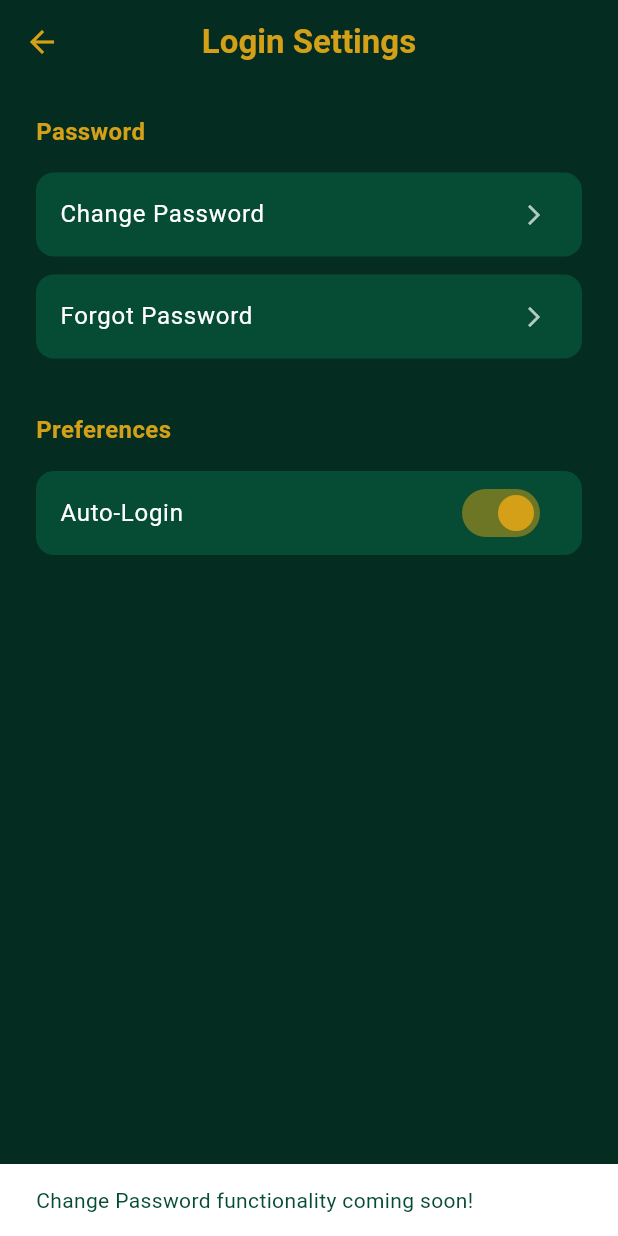
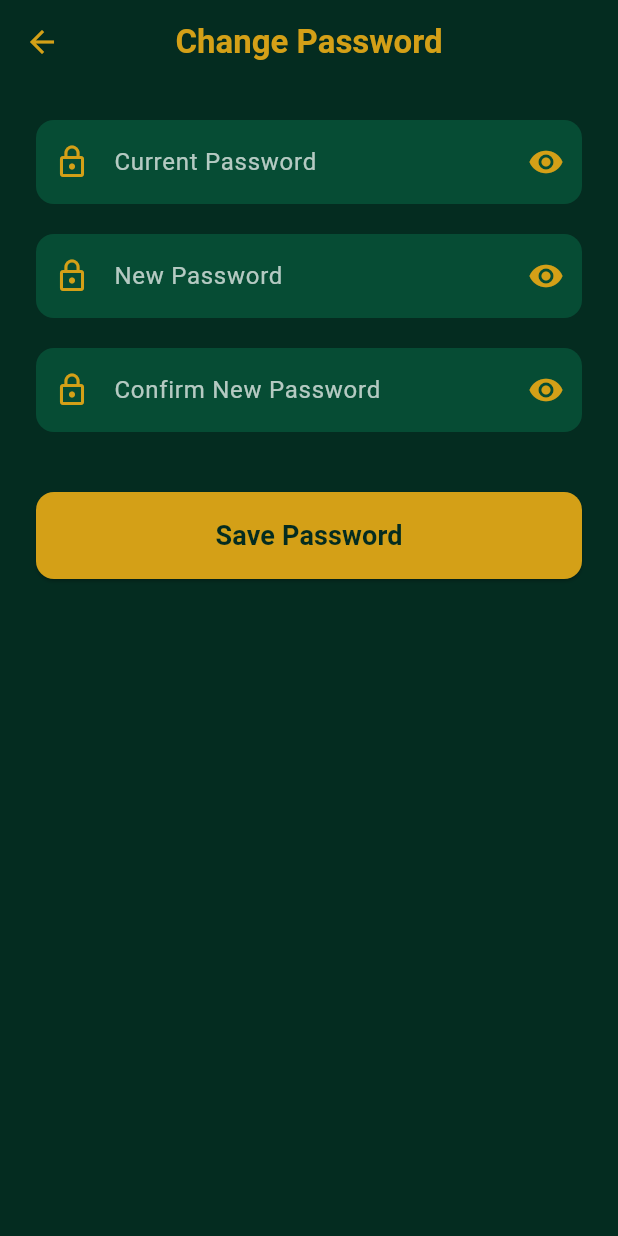
Before and after one commit to ufedoabdul4-coder/Picnic-pal-master-old, a Flutter app: the LoginSettingsScreen screen opened directly, after a tap on "Change Password", on a phone screen of 412 x 824 dp. Run offline on Flutter 3.47's test engine with Material 3 defaults, Android fonts, the phone set to English and light mode, and no system bars; our stand-ins replace flutter_map, flutter_secure_storage, image_picker, latlong2, permission_handler, shared_preferences; missing offline and left inert: audio_waveforms; accounts and stored records are empty.

Commit message:
add change email and change password functionality with verification process

```diff
--- /dev/null
+++ b/lib/change_password_screen.dart
@@ -0,0 +1,155 @@
+import 'package:flutter/material.dart';
+
+class ChangePasswordScreen extends StatefulWidget {
+  const ChangePasswordScreen({super.key});
+
+  @override
+  State<ChangePasswordScreen> createState() => _ChangePasswordScreenState();
+}
+
+class _ChangePasswordScreenState extends State<ChangePasswordScreen> {
+  final _formKey = GlobalKey<FormState>();
+  final _currentPasswordController = TextEditingController();
+  final _newPasswordController = TextEditingController();
+  final _confirmPasswordController = TextEditingController();
+  bool _isCurrentPasswordVisible = false;
+  bool _isNewPasswordVisible = false;
+  bool _isConfirmPasswordVisible = false;
+  bool _isLoading = false;
+
+  @override
+  void dispose() {
+    _currentPasswordController.dispose();
+    _newPasswordController.dispose();
+    _confirmPasswordController.dispose();
+    super.dispose();
+  }
+
+  Future<void> _changePassword() async {
+    if (_formKey.currentState?.validate() ?? false) {
+      setState(() => _isLoading = true);
+      // In a real app, you would add logic here to:
+      // 1. Verify the current password against the stored one.
+      // 2. If correct, update the password in your backend/storage.
+      await Future.delayed(const Duration(seconds: 1)); // Simulate network call
+
+      if (mounted) {
+        ScaffoldMessenger.of(context).showSnackBar(
+          const SnackBar(
+            content: Text('Password changed successfully!'),
+            backgroundColor: Colors.green,
+          ),
+        );
+        Navigator.of(context).pop();
+      }
+    }
+  }
+
+  @override
+  Widget build(BuildContext context) {
+    final theme = Theme.of(context);
+    return Scaffold(
+      backgroundColor: theme.scaffoldBackgroundColor,
+      appBar: AppBar(
+        title: Text('Change Password', style: TextStyle(color: theme.colorScheme.primary, fontWeight: FontWeight.bold)),
+        backgroundColor: theme.scaffoldBackgroundColor,
+        elevation: 0,
+        iconTheme: IconThemeData(color: theme.colorScheme.primary),
+        centerTitle: true,
+      ),
+      body: SingleChildScrollView(
+        padding: const EdgeInsets.all(24.0),
+        child: Form(
+          key: _formKey,
+          child: Column(
+            children: [
+              _buildPasswordField(
+                context: context,
+                controller: _currentPasswordController,
+                hintText: 'Current Password',
+                isVisible: _isCurrentPasswordVisible,
+                onToggleVisibility: () => setState(() => _isCurrentPasswordVisible = !_isCurrentPasswordVisible),
+              ),
+              const SizedBox(height: 20),
+              _buildPasswordField(
+                context: context,
+                controller: _newPasswordController,
+                hintText: 'New Password',
+                isVisible: _isNewPasswordVisible,
+                onToggleVisibility: () => setState(() => _isNewPasswordVisible = !_isNewPasswordVisible),
+                validator: (value) {
+                  if (value == null || value.isEmpty) {
+                    return 'Please enter a new password';
+                  }
+                  if (value.length < 6) {
+                    return 'Password must be at least 6 characters';
+                  }
+                  return null;
+                },
+              ),
+              const SizedBox(height: 20),
+              _buildPasswordField(
+                context: context,
+                controller: _confirmPasswordController,
+                hintText: 'Confirm New Password',
+                isVisible: _isConfirmPasswordVisible,
+                onToggleVisibility: () => setState(() => _isConfirmPasswordVisible = !_isConfirmPasswordVisible),
+                validator: (value) {
+                  if (value != _newPasswordController.text) {
+                    return 'Passwords do not match';
+                  }
+                  return null;
+                },
+              ),
+              const SizedBox(height: 40),
+              SizedBox(
+                width: double.infinity,
+                child: ElevatedButton(
+                  onPressed: _isLoading ? null : _changePassword,
+                  style: ElevatedButton.styleFrom(
+                    backgroundColor: theme.colorScheme.primary,
+                    foregroundColor: theme.colorScheme.onPrimary,
+                    padding: const EdgeInsets.symmetric(vertical: 16),
+                    shape: RoundedRectangleBorder(borderRadius: BorderRadius.circular(12)),
+                  ),
+                  child: _isLoading
+                      ? SizedBox(height: 24, width: 24, child: CircularProgressIndicator(color: theme.colorScheme.onPrimary, strokeWidth: 2))
+                      : const Text('Save Password', style: TextStyle(fontSize: 18, fontWeight: FontWeight.bold)),
+                ),
+              ),
+            ],
+          ),
+        ),
+      ),
+    );
+  }
+
+  Widget _buildPasswordField({
+    required BuildContext context,
+    required TextEditingController controller,
+    required String hintText,
+    required bool isVisible,
+    required VoidCallback onToggleVisibility,
+    String? Function(String?)? validator,
+  }) {
+    final theme = Theme.of(context);
+    return TextFormField(
+      controller: controller,
+      obscureText: !isVisible,
+      style: TextStyle(color: theme.colorScheme.onSecondary),
+      decoration: InputDecoration(
+        hintText: hintText,
+        hintStyle: TextStyle(color: theme.colorScheme.onSecondary.withAlpha(179)),
+        prefixIcon: Icon(Icons.lock_outline, color: theme.colorScheme.primary),
+        suffixIcon: IconButton(
+          icon: Icon(isVisible ? Icons.visibility_off : Icons.visibility, color: theme.colorScheme.primary),
+          onPressed: onToggleVisibility,
+        ),
+        filled: true,
+        fillColor: theme.colorScheme.secondary,
+        border: OutlineInputBorder(borderRadius: BorderRadius.circular(12), borderSide: BorderSide.none),
+      ),
+      validator: validator ?? (value) => (value == null || value.isEmpty) ? 'This field cannot be empty' : null,
+    );
+  }
+}
--- a/lib/login_settings_screen.dart
+++ b/lib/login_settings_screen.dart
@@ -1,4 +1,5 @@
 import 'package:flutter/material.dart';
+import 'change_password_screen.dart'; // Import the new change password screen
 
 class LoginSettingsScreen extends StatefulWidget {
   const LoginSettingsScreen({super.key});
@@ -31,8 +32,7 @@ class _LoginSettingsScreenState extends State<LoginSettingsScreen> {
             context,
             title: 'Change Password',
             onTap: () {
-              // Placeholder for navigation
-              ScaffoldMessenger.of(context).showSnackBar(const SnackBar(content: Text('Change Password functionality coming soon!')));
+              Navigator.push(context, MaterialPageRoute(builder: (context) => const ChangePasswordScreen()));
             },
           ),
           _buildSettingsTile(
```
Also changed, not shown: lib/change_email_screen.dart (added, +169 -0 lines), lib/edit_profile_screen.dart (+2 -5 lines), lib/settings_screen.dart (+10 -0 lines), lib/verify_email_screen.dart (added, +106 -0 lines).
